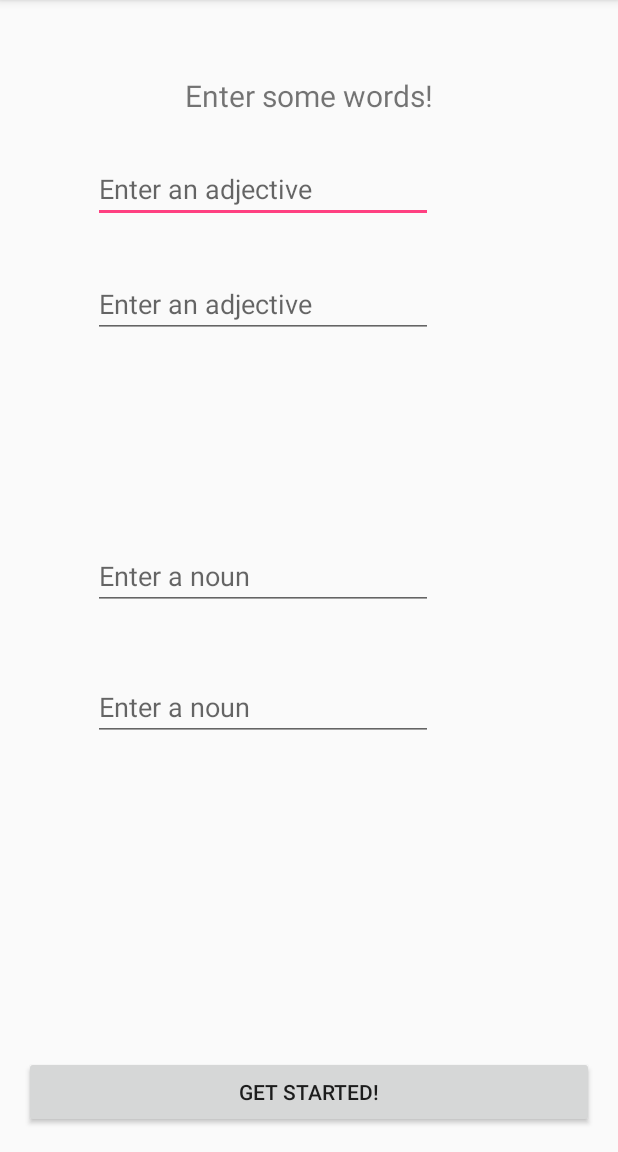
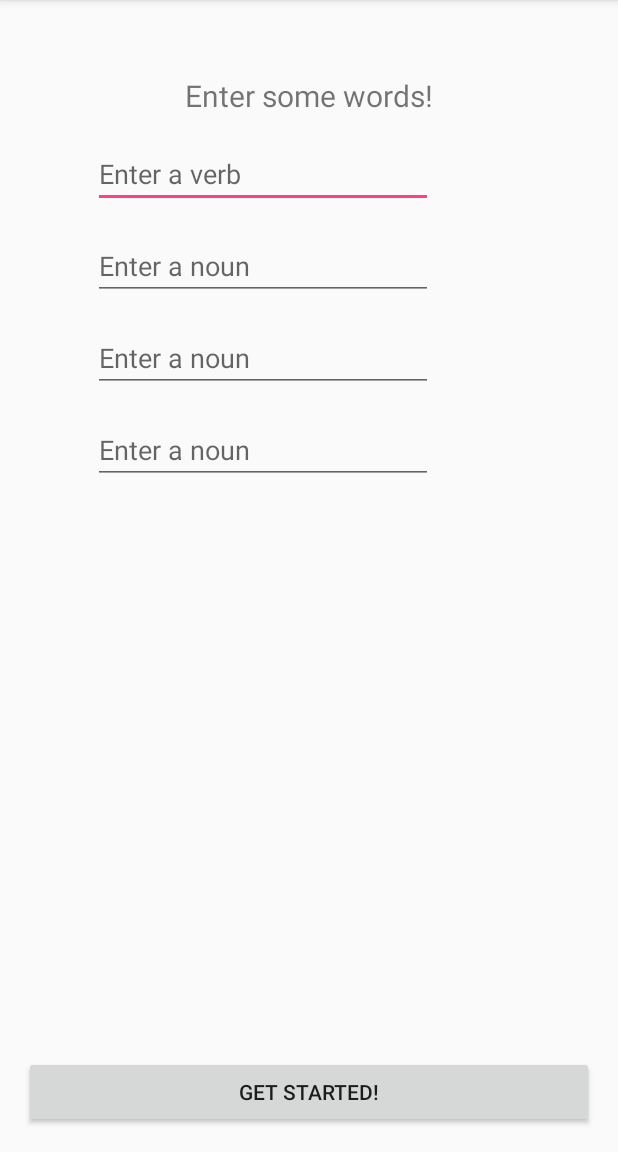
Before and after one commit to annarbecker/MadLibs, an Android app: the MysteryActivity screen opened directly, with no data from a screen before it, on a phone screen of 412 x 824 dp, the part 84-1236 px from its top. Run offline under Robolectric (Android 15) with nearby library versions, the phone set to English and light mode, and no system bars.

```diff
--- a/app/src/main/java/com/epicodus/madlibs/MysteryActivity.java
+++ b/app/src/main/java/com/epicodus/madlibs/MysteryActivity.java
@@ -9,8 +9,8 @@ import android.widget.EditText;
 
 public class MysteryActivity extends AppCompatActivity {
     private Button mStartButton;
-    private EditText mAdjEditText1;
-    private EditText mAdjEditText2;
+    private EditText mVerbEditText1;
+    private EditText mVerbEditText2;
     private EditText mNounEditText1;
     private EditText mNounEditText2;
 
@@ -20,23 +20,21 @@ public class MysteryActivity extends AppCompatActivity {
         setContentView(R.layout.activity_mystery);
 
 
-        mAdjEditText1 = (EditText) findViewById(R.id.adjEditText1);
-        mAdjEditText2 = (EditText) findViewById(R.id.adjEditText2);
+        mVerbEditText1 = (EditText) findViewById(R.id.verbEditText1);
+        mVerbEditText2 = (EditText) findViewById(R.id.verbEditText2);
         mNounEditText1 = (EditText) findViewById(R.id.nounEditText1);
         mNounEditText2 = (EditText) findViewById(R.id.nounEditText2);
         mStartButton = (Button) findViewById(R.id.startButton);
         mStartButton.setOnClickListener(new View.OnClickListener() {
             @Override
             public void onClick(View v) {
-                String adj1 = mAdjEditText1.getText().toString();
-                String adj2 = mAdjEditText2.getText().toString();
+                String verb1 = mVerbEditText1.getText().toString();
+                String verb2 = mVerbEditText2.getText().toString();
                 String noun1 = mNounEditText1.getText().toString();
                 String noun2 = mNounEditText2.getText().toString();
                 Intent intent = new Intent(MysteryActivity.this, StoryActivity.class);
-                intent.putExtra("adj1", adj1);
-                intent.putExtra("adj2", adj2);
-                intent.putExtra("noun1", noun1);
-                intent.putExtra("noun2", noun2);
+                intent.putExtra("wholeStory", "'Who " + verb1 + "ed the " + noun1 + ",' the " + noun2 + " " + verb2 + "ed.");
+
 
                 startActivity(intent);
             }
--- a/app/src/main/java/com/epicodus/madlibs/WordsOneActivity.java
+++ b/app/src/main/java/com/epicodus/madlibs/WordsOneActivity.java
@@ -20,8 +20,8 @@ public class WordsOneActivity extends AppCompatActivity {
         setContentView(R.layout.activity_words_one);
 
 
-        mAdjEditText1 = (EditText) findViewById(R.id.adjEditText1);
-        mAdjEditText2 = (EditText) findViewById(R.id.adjEditText2);
+        mAdjEditText1 = (EditText) findViewById(R.id.verbEditText1);
+        mAdjEditText2 = (EditText) findViewById(R.id.verbEditText2);
         mNounEditText1 = (EditText) findViewById(R.id.nounEditText1);
         mNounEditText2 = (EditText) findViewById(R.id.nounEditText2);
         mStartButton = (Button) findViewById(R.id.startButton);
--- a/app/src/main/res/layout/activity_mystery.xml
+++ b/app/src/main/res/layout/activity_mystery.xml
@@ -31,39 +31,29 @@
     <EditText
         android:layout_width="wrap_content"
         android:layout_height="wrap_content"
-        android:id="@+id/adjEditText1"
+        android:id="@+id/verbEditText1"
         android:layout_below="@+id/madLibsTextView"
         android:layout_alignParentLeft="true"
         android:layout_alignParentStart="true"
         android:layout_marginLeft="46dp"
         android:layout_marginStart="46dp"
-        android:layout_marginTop="26dp"
+        android:layout_marginTop="@dimen/activity_horizontal_margin"
         android:layout_alignRight="@+id/madLibsTextView"
         android:layout_alignEnd="@+id/madLibsTextView"
-        android:hint="Enter an adjective"/>
-
-    <EditText
-        android:layout_width="wrap_content"
-        android:layout_height="wrap_content"
-        android:id="@+id/adjEditText2"
-        android:layout_marginTop="31dp"
-        android:hint="Enter an adjective"
-        android:layout_below="@+id/adjEditText1"
-        android:layout_alignLeft="@+id/adjEditText1"
-        android:layout_alignStart="@+id/adjEditText1"
-        android:layout_alignRight="@+id/madLibsTextView"
-        android:layout_alignEnd="@+id/madLibsTextView" />
+        android:hint="Enter a verb"
+/>
 
     <EditText
         android:layout_width="wrap_content"
         android:layout_height="wrap_content"
         android:id="@+id/nounEditText1"
-        android:layout_centerVertical="true"
-        android:layout_alignRight="@+id/adjEditText2"
-        android:layout_alignEnd="@+id/adjEditText2"
-        android:layout_alignLeft="@+id/adjEditText2"
-        android:layout_alignStart="@+id/adjEditText2"
-        android:hint="Enter a noun"/>
+        android:hint="Enter a noun"
+        android:layout_below="@+id/nounEditText3"
+        android:layout_alignLeft="@+id/nounEditText3"
+        android:layout_alignStart="@+id/nounEditText3"
+        android:layout_marginTop="@dimen/activity_horizontal_margin"
+        android:layout_alignRight="@+id/madLibsTextView"
+        android:layout_alignEnd="@+id/madLibsTextView" />
 
     <EditText
         android:layout_width="wrap_content"
@@ -72,9 +62,21 @@
         android:layout_below="@+id/nounEditText1"
         android:layout_alignLeft="@+id/nounEditText1"
         android:layout_alignStart="@+id/nounEditText1"
-        android:layout_marginTop="42dp"
+        android:layout_marginTop="@dimen/activity_horizontal_margin"
         android:layout_alignRight="@+id/nounEditText1"
         android:layout_alignEnd="@+id/nounEditText1"
         android:hint="Enter a noun"/>
 
+    <EditText
+        android:layout_width="wrap_content"
+        android:layout_height="wrap_content"
+        android:id="@+id/nounEditText3"
+        android:layout_marginTop="@dimen/activity_horizontal_margin"
+        android:hint="Enter a noun"
+        android:layout_below="@+id/verbEditText1"
+        android:layout_alignLeft="@+id/verbEditText1"
+        android:layout_alignStart="@+id/verbEditText1"
+        android:layout_alignRight="@+id/madLibsTextView"
+        android:layout_alignEnd="@+id/madLibsTextView" />
+
 </RelativeLayout>
--- a/app/src/main/res/values/dimens.xml
+++ b/app/src/main/res/values/dimens.xml
@@ -2,4 +2,5 @@
     <!-- Default screen margins, per the Android Design guidelines. -->
     <dimen name="activity_horizontal_margin">16dp</dimen>
     <dimen name="activity_vertical_margin">16dp</dimen>
+
 </resources>
--- a/app/src/main/res/values/strings.xml
+++ b/app/src/main/res/values/strings.xml
@@ -7,4 +7,7 @@
         <item>Mystery</item>
         <item>Animals</item>
     </string-array>
+
+    <string name="wholeStory">"A vacation is when you take a trip to some " + adj1 + " place with your " + adj2 + " family. Usually you go to some place that is near a/an " + noun1 + " or up on a/an " + noun2 + "."</string>
+
 </resources>
```
Also changed, not shown: app/src/main/java/com/epicodus/madlibs/AnimalsActivity.java (+7 -10 lines), app/src/main/res/layout/activity_animals.xml (+11 -11 lines), app/src/main/res/layout/activity_words_one.xml (+9 -9 lines), 1 other file.
